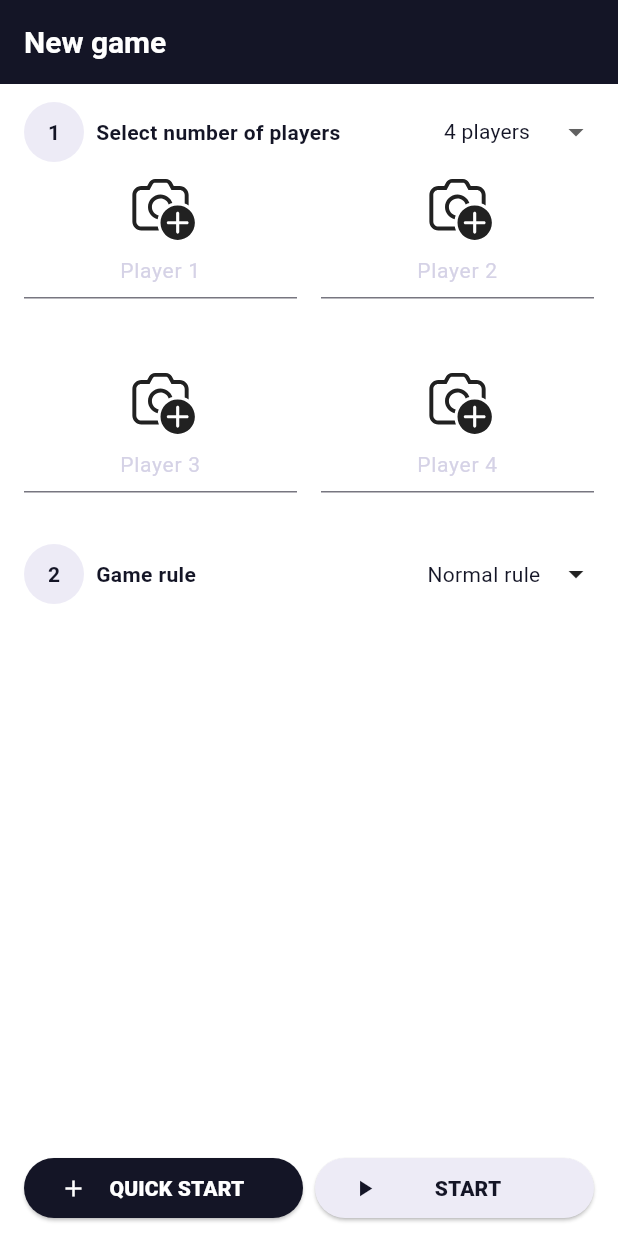
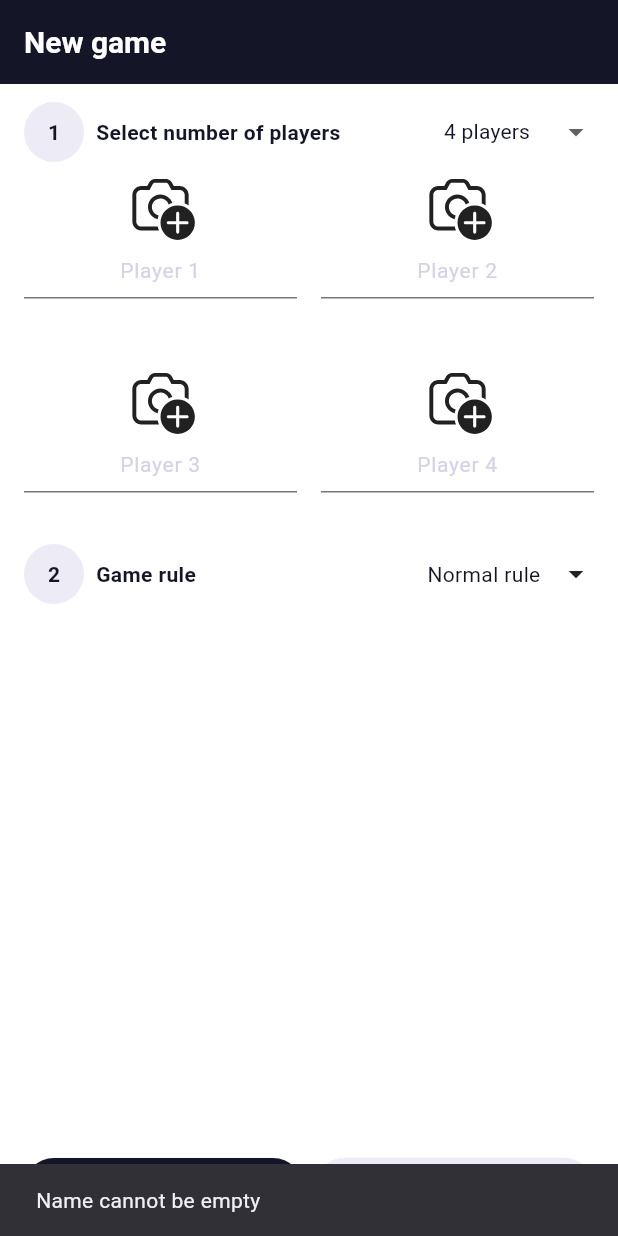
Before and after one commit to quyetnv-mlhn/ScoreCard_Master, a Flutter app: the screen it shows after launch, after a tap on "START", on a phone screen of 412 x 824 dp. Run offline on Flutter 3.47's test engine with Material 3 defaults, Android fonts, the phone set to English and light mode, and no system bars; our stand-ins replace bloc, equatable, flutter_bloc, flutter_svg.

Commit message:
feat: create player repository

```diff
--- /dev/null
+++ b/lib/domain/repositories/player_repository.dart
@@ -0,0 +1,27 @@
+import 'package:calculate_card_score/data/models/player_model.dart';
+
+class PlayerRepository {
+  static final PlayerRepository _instance = PlayerRepository._internal();
+
+  factory PlayerRepository() {
+    return _instance;
+  }
+
+  PlayerRepository._internal();
+
+  final List<Player> _listPlayer = [];
+
+  List<Player> get listPlayer => _listPlayer;
+
+  void addPlayer(Player player) {
+    _listPlayer.add(player);
+  }
+
+  void removePlayer(Player player) {
+    _listPlayer.remove(player);
+  }
+
+  void removeAllPlayer() {
+    _listPlayer.clear();
+  }
+}
--- a/lib/features/list_player/bloc/list_player_event.dart
+++ /dev/null
@@ -1,5 +0,0 @@
-part of 'list_player_bloc.dart';
-
-sealed class ListPlayerEvent extends Equatable {
-  const ListPlayerEvent();
-}
--- a/lib/features/list_player/view/list_player.dart
+++ /dev/null
@@ -1,29 +0,0 @@
-import 'package:calculate_card_score/core/constants/app_const.dart';
-import 'package:calculate_card_score/features/new_game/widgets/info_player.dart';
-import 'package:flutter/material.dart';
-
-class ListPlayer extends StatelessWidget {
-  const ListPlayer({super.key, required this.playerQuantity});
-
-  final int playerQuantity;
-
-  @override
-  Widget build(BuildContext context) {
-    return GridView.builder(
-      shrinkWrap: true,
-      gridDelegate: const SliverGridDelegateWithMaxCrossAxisExtent(
-        maxCrossAxisExtent: 200,
-        childAspectRatio: 3 / 2,
-        crossAxisSpacing: largePadding,
-        mainAxisSpacing: smallPadding,
-      ),
-      itemCount: playerQuantity,
-      itemBuilder: (BuildContext ctx, index) {
-        return InfoPlayer(
-          index: index,
-          onChanged: (text) {},
-        );
-      },
-    );
-  }
-}
--- a/lib/features/new_game/view/new_game_page.dart
+++ b/lib/features/new_game/view/new_game_page.dart
@@ -1,9 +1,12 @@
 import 'package:calculate_card_score/core/constants/app_const.dart';
 import 'package:calculate_card_score/core/constants/app_style.dart';
-import 'package:calculate_card_score/features/list_player/view/list_player.dart';
+import 'package:calculate_card_score/data/models/player_model.dart';
+import 'package:calculate_card_score/domain/repositories/player_repository.dart';
+import 'package:calculate_card_score/features/game_detail/view/game_detail_page.dart';
 import 'package:calculate_card_score/features/new_game/bloc/new_game_bloc.dart';
-import 'package:calculate_card_score/features/new_game/widgets/action_button.dart';
-import 'package:calculate_card_score/features/new_game/widgets/ordinal_number.dart';
+import 'package:calculate_card_score/widgets/action_button.dart';
+import 'package:calculate_card_score/features/new_game/widgets/info_player.dart';
+import 'package:calculate_card_score/widgets/ordinal_number.dart';
 import 'package:flutter/material.dart';
 import 'package:flutter_bloc/flutter_bloc.dart';
 
@@ -53,10 +56,10 @@ class _NewGameViewState extends State<NewGameView> with NewGamePageMixin {
               mainAxisAlignment: MainAxisAlignment.start,
               children: [
                 _buildChooseQuantityPlayer(context, state, quantityPlayer),
-                ListPlayer(playerQuantity: state.playerQuantity),
+                _buildListPlayer(state.playerQuantity),
                 _buildGameRule(context, state),
                 const Spacer(),
-                _buildAllButtonStart(context),
+                _buildAllButtonStart(context, state),
               ],
             ),
           );
@@ -287,7 +290,7 @@ class _NewGameViewState extends State<NewGameView> with NewGamePageMixin {
     );
   }
 
-  _buildAllButtonStart(BuildContext context) {
+  _buildAllButtonStart(BuildContext context, NewGameState state) {
     return Row(
       children: [
         ActionButton(
@@ -303,9 +306,28 @@ class _NewGameViewState extends State<NewGameView> with NewGamePageMixin {
           text: 'START',
           iconData: Icons.play_arrow,
           fontWeight: FontWeight.w800,
-          onPressed: () {},
+          onPressed: () => onStartPressed(context, state),
         )
       ],
     );
   }
+
+  Widget _buildListPlayer(int playerQuantity) {
+    return GridView.builder(
+      shrinkWrap: true,
+      gridDelegate: const SliverGridDelegateWithMaxCrossAxisExtent(
+        maxCrossAxisExtent: 200,
+        childAspectRatio: 3 / 2,
+        crossAxisSpacing: largePadding,
+        mainAxisSpacing: smallPadding,
+      ),
+      itemCount: playerQuantity,
+      itemBuilder: (BuildContext ctx, index) {
+        return InfoPlayer(
+          index: index,
+          textEditingController: listNamePlayerControllers[index],
+        );
+      },
+    );
+  }
 }
--- a/lib/features/new_game/view/new_game_page_mixin.dart
+++ b/lib/features/new_game/view/new_game_page_mixin.dart
@@ -5,17 +5,25 @@ mixin NewGamePageMixin on State<NewGameView> {
   GameRule gameRuleSelected = GameRule.normal;
   bool isShowError = false;
   final quantityPlayer = [2, 3, 4, 5];
+  List<TextEditingController> listNamePlayerControllers = [];
+  final PlayerRepository playerRepository = PlayerRepository();
 
   @override
   void initState() {
     super.initState();
     valueGameRuleController = TextEditingController();
+    for (int i = 0; i < 5; ++i) {
+      listNamePlayerControllers.add(TextEditingController());
+    }
   }
 
   @override
   void dispose() {
     super.dispose();
     valueGameRuleController.dispose();
+    for (var nameController in listNamePlayerControllers) {
+      nameController.dispose();
+    }
   }
 
   void onChangeChooseQuantityPlayer(int? value) {
@@ -37,6 +45,48 @@ mixin NewGamePageMixin on State<NewGameView> {
         .read<NewGameBloc>()
         .add(NewGameUpdateRuleValue(valueGameRuleController.text));
     Navigator.pop(context);
+  }
+
+  void onStartPressed(BuildContext context, NewGameState state) {
+    List<String> nameList = [];
+    for (int i = 0; i < state.playerQuantity; ++i) {
+      nameList.add(listNamePlayerControllers[i].text);
+    }
+    final error = validateNameList(nameList);
+    if (error != null) {
+      ScaffoldMessenger.of(context).showSnackBar(
+        SnackBar(content: Text(error)),
+      );
+      return;
+    }
+    for (int i = 0; i < state.playerQuantity; ++i) {
+      playerRepository
+          .addPlayer(Player(name: listNamePlayerControllers[i].text));
+    }
+    for (var player in playerRepository.listPlayer) {
+      print(player.toJson());
+    }
+    Navigator.push(context,
+        MaterialPageRoute(builder: (context) => const GameDetailPage()));
+  }
+
+  String? validateNameList(List<String> nameList) {
+    if (nameList.isEmpty) {
+      return 'Name list is empty';
+    }
+
+    Set<String> nameSet = {};
+
+    for (String name in nameList) {
+      if (name.isEmpty) {
+        return 'Name cannot be empty';
+      }
+      if (nameSet.contains(name)) {
+        return 'Duplicate names are not allowed';
+      }
+      nameSet.add(name);
+    }
+    return null;
   }
 
   String getUnit(GameRule gameRule) {
--- a/lib/features/new_game/widgets/info_player.dart
+++ b/lib/features/new_game/widgets/info_player.dart
@@ -4,10 +4,11 @@ import 'package:flutter/material.dart';
 import 'package:flutter_svg/flutter_svg.dart';
 
 class InfoPlayer extends StatelessWidget {
-  const InfoPlayer({super.key, required this.index, this.onChanged});
+  const InfoPlayer({super.key, required this.index, this.onChanged, required this.textEditingController});
 
   final int index;
   final void Function(String)? onChanged;
+  final TextEditingController textEditingController;
 
   @override
   Widget build(BuildContext context) {
@@ -22,6 +23,7 @@ class InfoPlayer extends StatelessWidget {
             height: 50,
           ),
           TextField(
+            controller: textEditingController,
             style: AppStyle.mediumTextStyle(),
             textAlign: TextAlign.center,
             decoration: InputDecoration(
```
Also changed, not shown: lib/features/game_detail/bloc/game_detail_bloc.dart (added, +13 -0 lines), lib/features/game_detail/bloc/game_detail_event.dart (added, +8 -0 lines), lib/features/game_detail/bloc/game_detail_state.dart (added, +10 -0 lines), lib/features/game_detail/view/game_detail_page.dart (added, +36 -0 lines), lib/features/list_player/bloc/list_player_bloc.dart (deleted, +0 -13 lines), lib/features/list_player/bloc/list_player_state.dart (deleted, +0 -10 lines), lib/widgets/action_button.dart (renamed from lib/features/new_game/widgets/action_button.dart), lib/widgets/ordinal_number.dart (renamed from lib/features/new_game/widgets/ordinal_number.dart), 1 other file.
